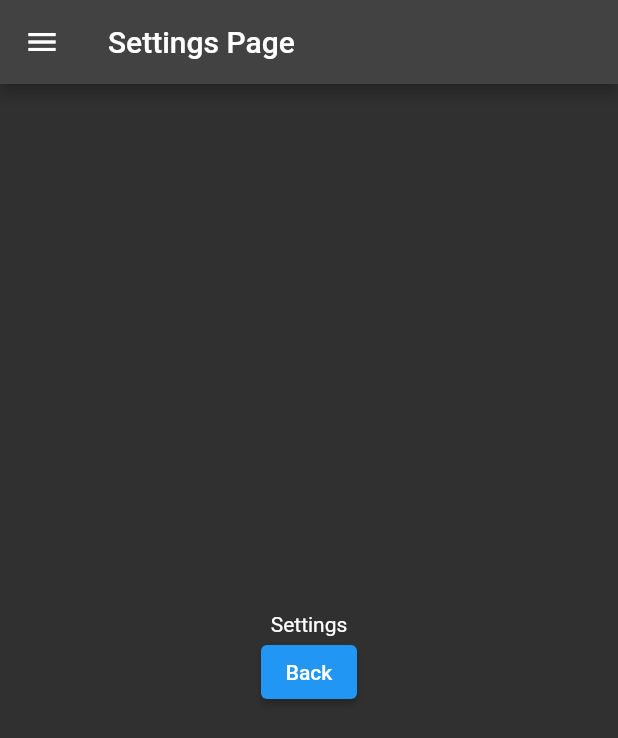
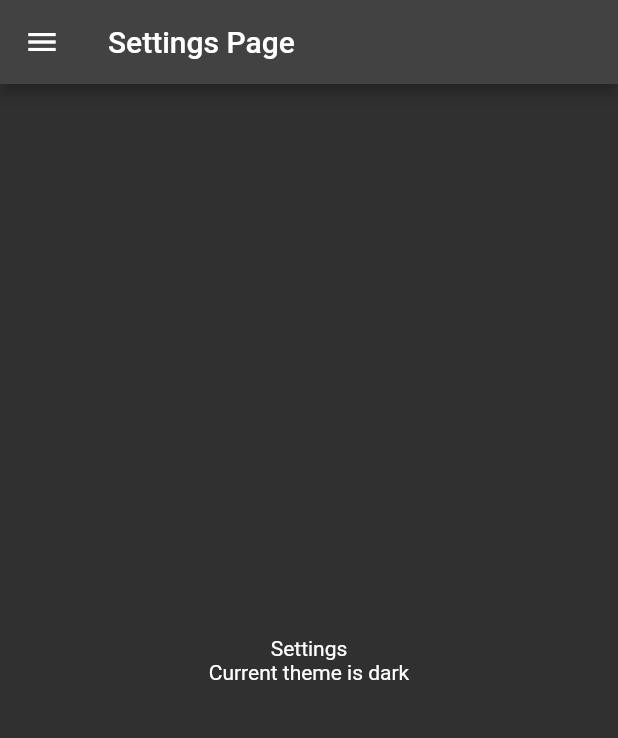
Before and after one commit to agustinventura/flutter_for_all, a Flutter app: the HelloWorldDrawer widget shown alone on an empty page, opened directly, after a tap on "Settings", on a phone screen of 412 x 824 dp. Shown: the top 738 px of the screen. Run offline on Flutter 3.47's test engine with Material 2 defaults, Android fonts, the phone set to English and light mode, and no system bars.

Commit message:
Adds parameter to settings page.

```diff
--- a/lib/ui/menu/drawer.dart
+++ b/lib/ui/menu/drawer.dart
@@ -1,6 +1,4 @@
 import 'package:flutter/material.dart';
-import 'package:flutter_for_all/ui/hello_world_page.dart';
-import 'package:flutter_for_all/ui/settings_page.dart';
 
 class HelloWorldDrawer extends StatelessWidget {
   const HelloWorldDrawer({
@@ -18,9 +16,7 @@ class HelloWorldDrawer extends StatelessWidget {
             ),
             title: const Text('Hello World Page'),
           onTap: () {
-              Navigator.push(
-                  context,
-                  MaterialPageRoute(builder: (context) => const HomePage()));
+              Navigator.pushNamed(context, '/');
           }
         ),
         ListTile(
@@ -29,7 +25,7 @@ class HelloWorldDrawer extends StatelessWidget {
             ),
             title: const Text('Settings'),
           onTap: () {
-              Navigator.push(context, MaterialPageRoute(builder: (context) => const SettingsPage()));
+              Navigator.pushNamed(context, '/settings', arguments: Theme.of(context));
           },
         ),
       ],
--- a/lib/ui/settings_page.dart
+++ b/lib/ui/settings_page.dart
@@ -8,6 +8,8 @@ class SettingsPage extends StatelessWidget {
 
   @override
   Widget build(BuildContext context) {
+    final theme = ModalRoute.of(context)!.settings.arguments as ThemeData;
+
     return Scaffold(
       appBar: AppBar(
         title: const Text('Settings Page'),
@@ -15,14 +17,16 @@ class SettingsPage extends StatelessWidget {
       drawer: const Drawer(
         child: HelloWorldDrawer(),
       ),
-      body: const SettingsContent(),
+      body: SettingsContent(theme: theme,),
     );
   }
 }
 
 class SettingsContent extends StatelessWidget {
+  final ThemeData theme;
+
   const SettingsContent({
-    Key? key,
+    Key? key, required this.theme,
   }) : super(key: key);
 
   @override
@@ -32,7 +36,7 @@ class SettingsContent extends StatelessWidget {
           mainAxisAlignment: MainAxisAlignment.center,
           children: [
               const Text('Settings', textDirection: TextDirection.ltr),
-              ElevatedButton(onPressed: () {Navigator.pop(context);}, child: const Text('Back'))
+              Text('Current theme is ${theme.brightness == Brightness.dark ? 'dark' : 'light'}')
           ],
         )
     );
```
Also changed, not shown: lib/hello_world_app.dart (+6 -1 lines).
